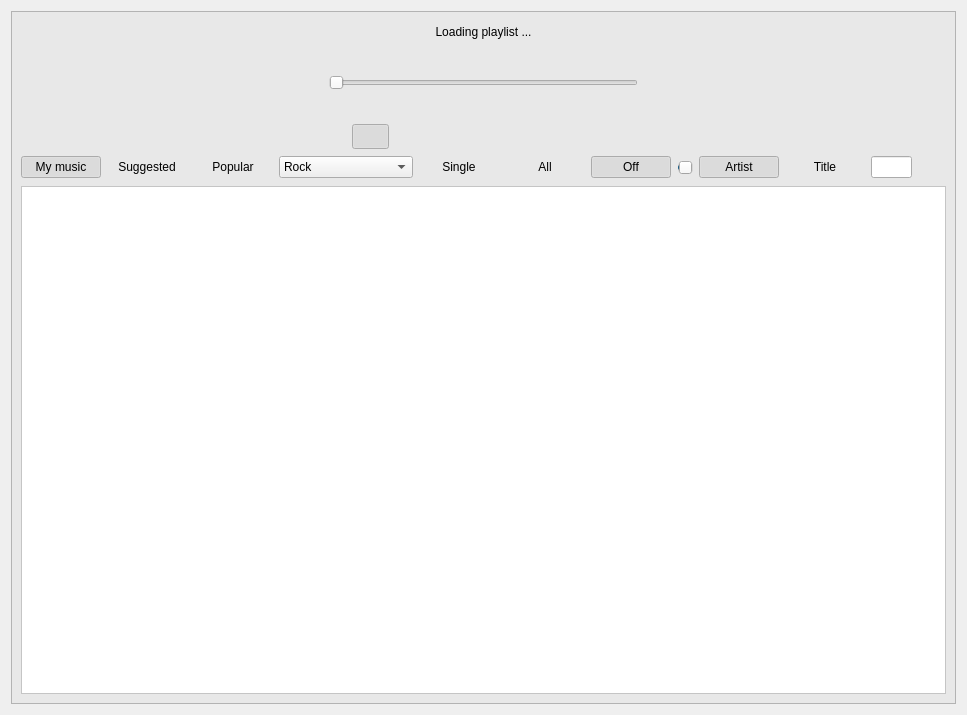
Amixp/flow, file playerwidget.ui: the form before one commit.
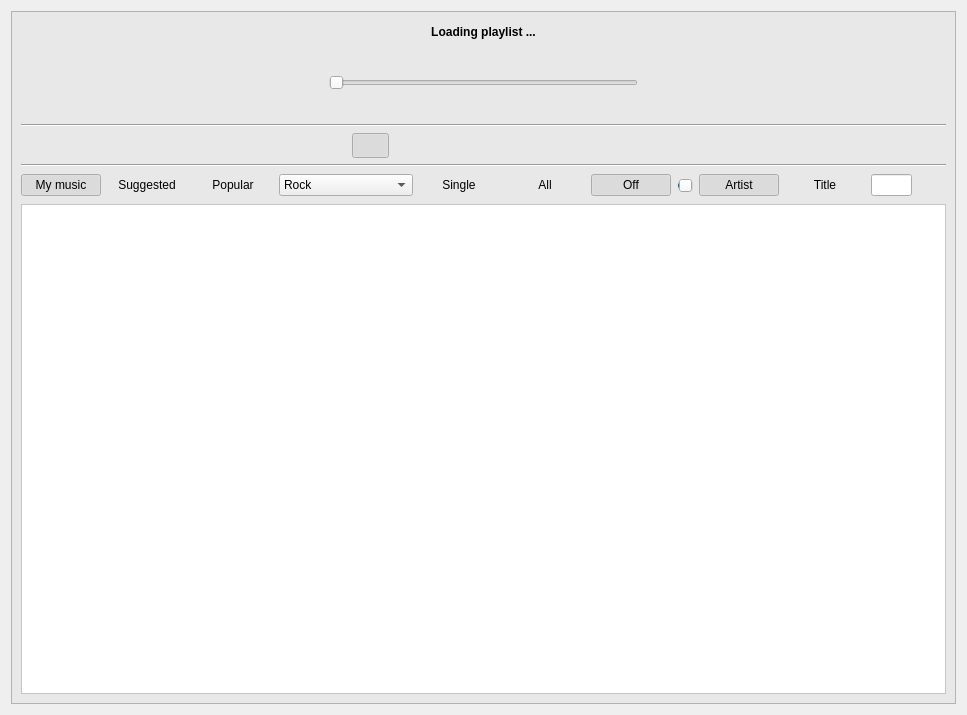
The form after the commit. Icons and pictures are not drawn. Custom widgets are drawn as their Qt base class.

Commit message: More features for design

The edit to the form file:
```diff
--- a/playerwidget.ui
+++ b/playerwidget.ui
@@ -62,6 +62,12 @@
          <layout class="QVBoxLayout" name="verticalLayout">
           <item>
            <widget class="QPushButton" name="titleButton">
+            <property name="font">
+             <font>
+              <weight>75</weight>
+              <bold>true</bold>
+             </font>
+            </property>
             <property name="text">
              <string>Loading playlist ...</string>
             </property>
@@ -284,6 +290,16 @@
         </item>
        </layout>
       </item>
+      <item>
+       <widget class="Line" name="line">
+        <property name="frameShadow">
+         <enum>QFrame::Sunken</enum>
+        </property>
+        <property name="orientation">
+         <enum>Qt::Horizontal</enum>
+        </property>
+       </widget>
+      </item>
       <item>
        <layout class="QHBoxLayout" name="horizontalLayout_4">
         <item>
@@ -492,6 +508,13 @@
         </item>
        </layout>
       </item>
+      <item>
+       <widget class="Line" name="line_2">
+        <property name="orientation">
+         <enum>Qt::Horizontal</enum>
+        </property>
+       </widget>
+      </item>
       <item>
        <layout class="QHBoxLayout" name="horizontalLayout_5">
         <item>
```
Left out of the diff: 2 changed lines with no effect on the pictures.
